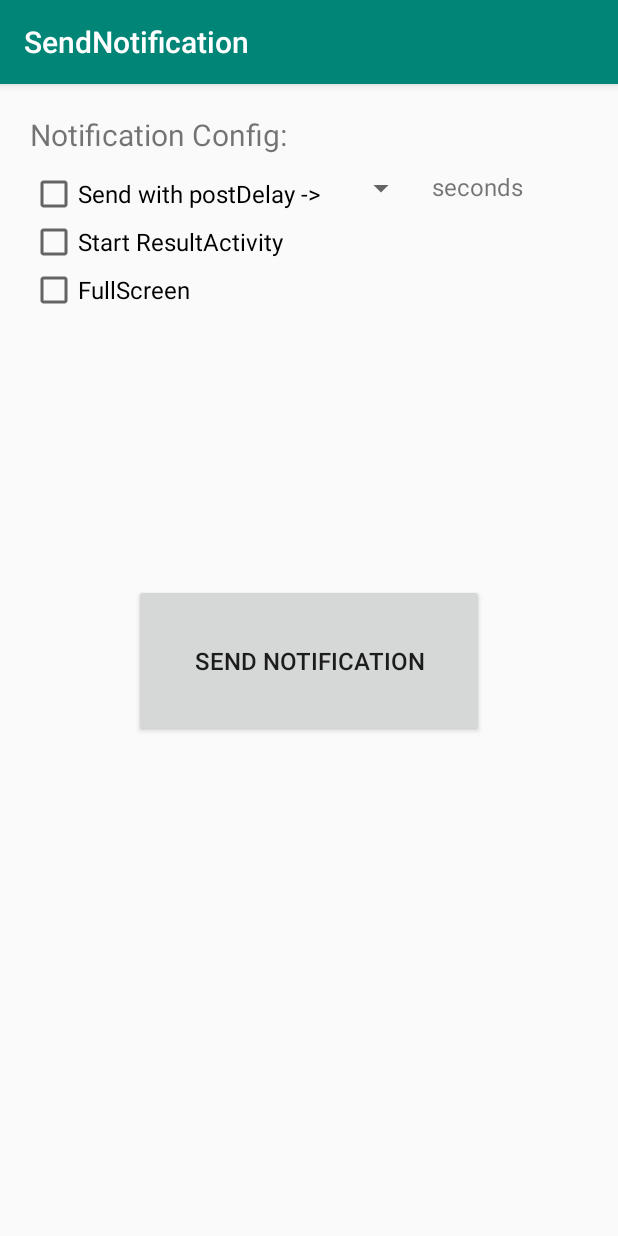
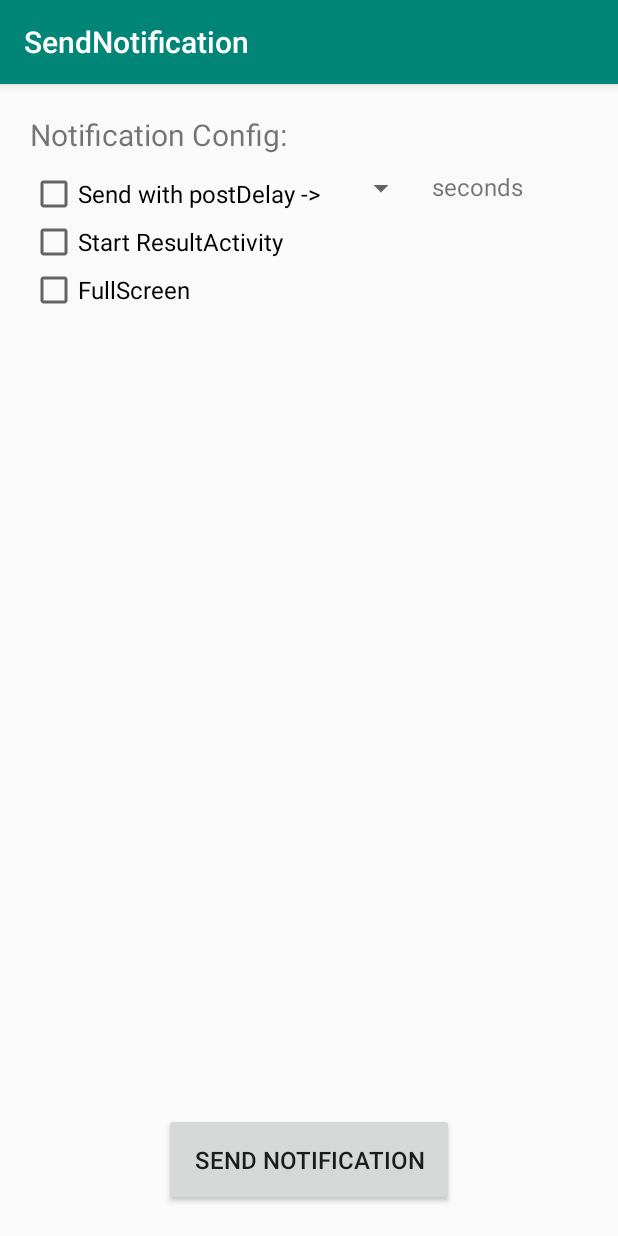
Before and after one commit to layonmartins/SendNotification, an Android app: the screen it shows after launch (MainActivity), after a tap on "SEND NOTIFICATION", on a phone screen of 412 x 824 dp. Run offline under Robolectric (Android 15) with nearby library versions, the phone set to English and light mode, and no system bars.

Commit message:
refactoring sendNotification(View v)

```diff
--- a/app/src/main/java/com/layon/android/sendnotification/MainActivity.java
+++ b/app/src/main/java/com/layon/android/sendnotification/MainActivity.java
@@ -76,14 +76,53 @@ public class MainActivity extends AppCompatActivity {
     }
 
     public void sendNotification(View v) {
+        // get config
         CheckBox checkBox_postDelayed = (CheckBox) findViewById(R.id.checkBox_postDelay);
         CheckBox checkBox_StartActivity = (CheckBox) findViewById(R.id.checkBox_StartActivity);
         CheckBox checkBox_fullScreen = (CheckBox) findViewById(R.id.checkBox_fullScreen);
         Spinner spinner_seconds = (Spinner) findViewById(R.id.spinner_seconds);
 
-        //it doesn't work
-        int delay = Integer.parseInt(spinner_seconds.getSelectedItem().toString());
+        //create channel and notification
+        createNotificationChannel();
 
+        final NotificationCompat.Builder builder =
+                new NotificationCompat.Builder(this, CHANNEL_ID)
+                .setSmallIcon(R.drawable.venturus)
+                .setContentTitle("layonf notification test")
+                .setContentText(getString(R.string.notifi_text))
+                .setStyle(new NotificationCompat.BigTextStyle().bigText(getString(R.string.notifi_text)));
+
+
+        //set the properties on notification:
+
+        //priority
+
+        //start result activity
+
+        //fullscreen
+
+        //postdelay
+        int delay = 0;
+        if(checkBox_postDelayed.isChecked()){
+            //it doesn't work
+            delay = Integer.parseInt(spinner_seconds.getSelectedItem().toString());
+        }
+
+
+        //post the notification
+        Handler handler = new Handler();
+        handler.postDelayed(new Runnable() {
+            @Override
+            public void run() {
+                //send notification
+                NotificationManagerCompat notificationManagerCompat =
+                        NotificationManagerCompat.from(getApplicationContext());
+                notificationManagerCompat.notify(NOTIFICATION_ID, builder.build());
+
+            }
+        }, delay);
+
+        //refactore this:
         if (checkBox_postDelayed.isChecked()){
             sendNotificationDelayed(v, delay);
         } else if (checkBox_StartActivity.isChecked()){
@@ -138,6 +177,9 @@ public class MainActivity extends AppCompatActivity {
 
     public void sendFullScreenIntentNotification() {
         Intent fullScreenIntent = new Intent(this, ResultActivity.class);
+        //fullScreenIntent.addFlags(Intent.FLAG_ACTIVITY_NEW_TASK);
+        //fullScreenIntent.addFlags(Intent.FLAG_ACTIVITY_CLEAR_TASK);
+
         PendingIntent fullScreenPendingIntent = PendingIntent.getActivity(this, 0,
                 fullScreenIntent, PendingIntent.FLAG_UPDATE_CURRENT);
 
@@ -154,5 +196,7 @@ public class MainActivity extends AppCompatActivity {
         NotificationManagerCompat notificationManagerCompat = NotificationManagerCompat.from(this);
         notificationManagerCompat.notify(NOTIFICATION_ID, builder.build());
 
+        startActivity(fullScreenIntent);
+
     }
 }
--- a/app/src/main/res/layout/activity_main.xml
+++ b/app/src/main/res/layout/activity_main.xml
@@ -23,20 +23,6 @@
         app:layout_constraintHorizontal_bias="0.0"
         app:layout_constraintStart_toStartOf="parent"
         app:layout_constraintTop_toTopOf="parent" />
-
-    <Button
-        android:layout_width="wrap_content"
-        android:layout_height="wrap_content"
-        android:text="Send Notification"
-        android:onClick="sendNotification"
-        android:textSize="16sp"
-        android:padding="40dp"
-        app:layout_constraintBottom_toBottomOf="parent"
-        app:layout_constraintEnd_toEndOf="parent"
-        app:layout_constraintStart_toStartOf="parent"
-        app:layout_constraintTop_toTopOf="parent">
-
-    </Button>
 
     <CheckBox
         android:id="@+id/checkBox_postDelay"
@@ -93,4 +79,17 @@
         app:layout_constraintTop_toBottomOf="@id/checkBox_StartActivity">
     </CheckBox>
 
+    <Button
+        android:layout_width="wrap_content"
+        android:layout_height="wrap_content"
+        android:text="Send Notification"
+        android:onClick="sendNotification"
+        android:textSize="16sp"
+        android:padding="20dp"
+        android:layout_marginBottom="10dp"
+        app:layout_constraintBottom_toBottomOf="parent"
+        app:layout_constraintEnd_toEndOf="parent"
+        app:layout_constraintStart_toStartOf="parent">
+    </Button>
+
 </androidx.constraintlayout.widget.ConstraintLayout>
```
